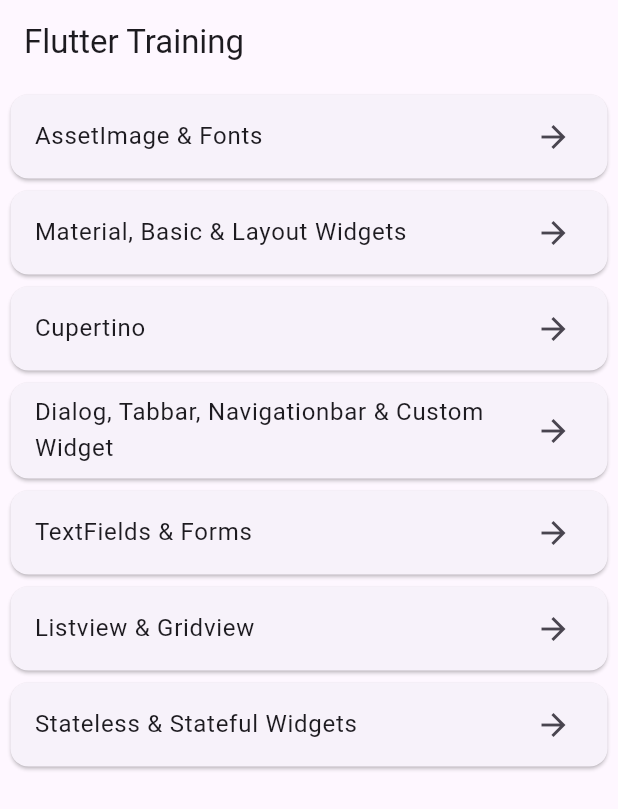
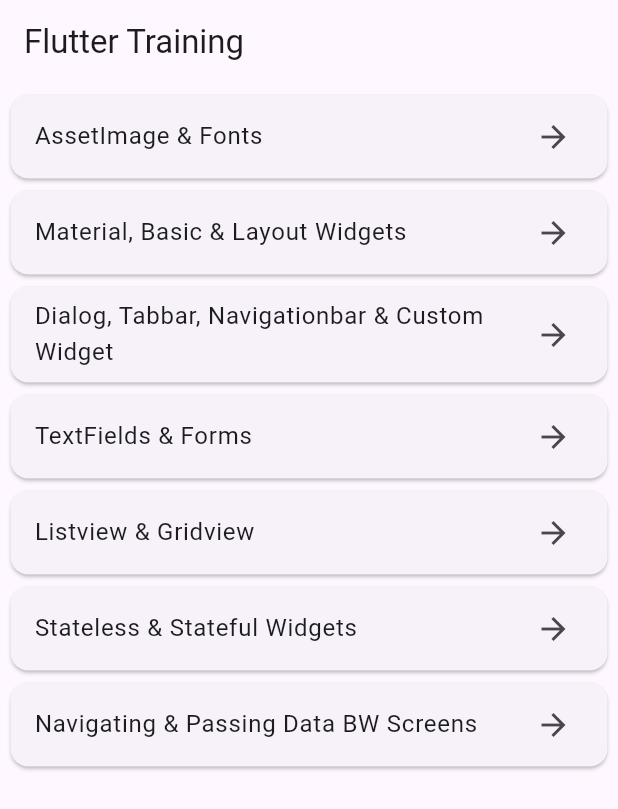
Before and after one commit to lalan-desai-28/Flutter-Trainee-2025, a Flutter app: the screen it shows after launch, on a phone screen of 412 x 824 dp. Shown: the top 809 px of the screen. Run offline on Flutter 3.47's test engine with Material 3 defaults, Android fonts, the light colour scheme and no system bars; our stand-ins replace file_picker.

Commit message:
All tasks of navigation and passing data bw screens with code refactor

```diff
--- a/lib/main.dart
+++ b/lib/main.dart
@@ -1,19 +1,6 @@
 import 'package:flutter/material.dart';
-import 'package:flutter_trainee_2025/screens/main_screen.dart';
+import 'package:flutter_trainee_2025/main_app.dart';
 
 void main() {
-  runApp(const MyApp());
+  runApp(const MainApp());
 }
-
-class MyApp extends StatelessWidget {
-  const MyApp({super.key});
-
-  @override
-  Widget build(BuildContext context) {
-    return MaterialApp(
-      debugShowCheckedModeBanner: false,
-      title: 'Flutter Trainee 2025',
-      home: const MainScreen(),
-    );
-  }
-}
--- /dev/null
+++ b/lib/main_app.dart
@@ -0,0 +1,48 @@
+import 'package:flutter/material.dart';
+import 'package:flutter_trainee_2025/screens/asset_images_and_fonts/asset_image_fonts_task_screen.dart';
+import 'package:flutter_trainee_2025/screens/dialog_tabbar_navigationbar_custom_widgets/dialog_tabbar_navigationbar_csutom_widget_task_screen.dart';
+import 'package:flutter_trainee_2025/screens/listview_and_gridview/listview_gridview_task_screen.dart';
+import 'package:flutter_trainee_2025/screens/main_screen.dart';
+import 'package:flutter_trainee_2025/screens/material_basic_and_layout_widgets/material_basic_layout_widgets_task_screen.dart';
+import 'package:flutter_trainee_2025/screens/navigating_and_passing_data_bw_screens/navigation_data_pass_task_screen.dart';
+import 'package:flutter_trainee_2025/screens/navigating_and_passing_data_bw_screens/nested_a_screen.dart';
+import 'package:flutter_trainee_2025/screens/navigating_and_passing_data_bw_screens/nested_b_screen.dart';
+import 'package:flutter_trainee_2025/screens/navigating_and_passing_data_bw_screens/pass_data_screen.dart';
+import 'package:flutter_trainee_2025/screens/navigating_and_passing_data_bw_screens/push_named_screen.dart';
+import 'package:flutter_trainee_2025/screens/stateless_and_stateful_widgets/stateless_and_stateful_widgets_task_screen.dart';
+import 'package:flutter_trainee_2025/screens/textfields_and_forms/textfields_forms_task_screen.dart';
+
+class MainApp extends StatelessWidget {
+  const MainApp({super.key});
+
+  Map<String, WidgetBuilder> _getRoutes(BuildContext context) {
+    return {
+      "/": (context) => const MainScreen(),
+      "/assetimages_and_fonts": (context) => const AssetImageFontsTaskScreen(),
+      "/material_basic_layout_widgets":
+          (context) => const MaterialBasicLayoutWidgetsTaskScreen(),
+      "/dialog_tabbar_navigationbar_custom_widget":
+          (context) => const DialogTabbarNavigationbarCsutomWidgetTaskScreen(),
+      "/textfields_forms": (context) => const TextfieldsFormsTaskScreen(),
+      "/listview_and_gridview":
+          (context) => const ListviewAndGridviewTaskScreen(),
+      "/stateless_stateful_widgets":
+          (context) => const StatelessAndStatefulWidgetsTaskScreen(),
+      "/navigation_data_pass_bw_screens":
+          (context) => const NavigationDataPassTaskScreen(),
+      "/push_named": (context) => const PushNamedScreen(),
+      "/nested_a_screen": (context) => const NestedAScreen(),
+      "/nested_b_screen": (context) => const NestedBScreen(),
+      "/pass_data_screen": (context) => const PassDataScreen(),
+    };
+  }
+
+  @override
+  Widget build(BuildContext context) {
+    return MaterialApp(
+      debugShowCheckedModeBanner: false,
+      title: 'Flutter Trainee 2025',
+      routes: _getRoutes(context),
+    );
+  }
+}
--- a/lib/screens/main_screen.dart
+++ b/lib/screens/main_screen.dart
@@ -1,11 +1,4 @@
 import 'package:flutter/material.dart';
-import 'package:flutter_trainee_2025/screens/asset_images_and_fonts/asset_image_fonts_task_screen.dart';
-import 'package:flutter_trainee_2025/screens/cupertino/cupertino_task_screen.dart';
-import 'package:flutter_trainee_2025/screens/dialog_tabbar_navigationbar_custom_widgets/dialog_tabbar_navigationbar_csutom_widget_task_screen.dart';
-import 'package:flutter_trainee_2025/screens/listview_and_gridview/listview_gridview_task_screen.dart';
-import 'package:flutter_trainee_2025/screens/material_basic_and_layout_widgets/material_basic_layout_widgets_task_screen.dart';
-import 'package:flutter_trainee_2025/screens/stateless_and_stateful_widgets/stateless_and_stateful_widgets_task_screen.dart';
-import 'package:flutter_trainee_2025/screens/textfields_and_forms/textfields_forms_task_screen.dart';
 import 'package:flutter_trainee_2025/widgets/task_button_widget.dart';
 
 class MainScreen extends StatelessWidget {
@@ -17,34 +10,45 @@
       appBar: AppBar(title: Text("Flutter Training")),
       body: Padding(
         padding: const EdgeInsets.all(3.0),
+        child: SingleChildScrollView(
           child: Column(
             children: [
               TaskButton(
                 title: "AssetImage & Fonts",
-              taskScreen: AssetImageFontsTaskScreen(),
+                routePath: "/assetimages_and_fonts",
               ),
+
               TaskButton(
                 title: "Material, Basic & Layout Widgets",
-              taskScreen: MaterialBasicLayoutWidgetsTaskScreen(),
+                routePath: "/material_basic_layout_widgets",
               ),
-            TaskButton(title: "Cupertino", taskScreen: CupertinoTaskScreen()),
+
               TaskButton(
                 title: "Dialog, Tabbar, Navigationbar & Custom Widget",
-              taskScreen: DialogTabbarNavigationbarCsutomWidgetTaskScreen(),
+                routePath: "/dialog_tabbar_navigationbar_custom_widget",
               ),
+
               TaskButton(
                 title: "TextFields & Forms",
-              taskScreen: TextfieldsFormsTaskScreen(),
+                routePath: "/textfields_forms",
               ),
+
               TaskButton(
                 title: "Listview & Gridview",
-              taskScreen: ListviewAndGridviewTaskScreen(),
+                routePath: "/listview_and_gridview",
               ),
+
               TaskButton(
                 title: "Stateless & Stateful Widgets",
-              taskScreen: StatelessAndStatefulWidgetsTaskScreen(),
+                routePath: "/stateless_stateful_widgets",
+              ),
+
+              TaskButton(
+                title: "Navigating & Passing Data BW Screens",
+                routePath: "/navigation_data_pass_bw_screens",
               ),
             ],
+          ),
         ),
       ),
     );
--- a/lib/widgets/task_button_widget.dart
+++ b/lib/widgets/task_button_widget.dart
@@ -2,17 +2,15 @@
 
 class TaskButton extends StatelessWidget {
   final String title;
-  final Widget taskScreen;
-  const TaskButton({super.key, required this.title, required this.taskScreen});
+  final String routePath;
+  const TaskButton({super.key, required this.title, required this.routePath});
 
   @override
   Widget build(BuildContext context) {
     return Card(
       child: ListTile(
         onTap: () {
-          Navigator.of(
-            context,
-          ).push(MaterialPageRoute(builder: (context) => taskScreen));
+          Navigator.of(context).pushNamed(routePath);
         },
         title: Text(title),
         trailing: Icon(Icons.arrow_forward),
```
Also changed, not shown: lib/screens/navigating_and_passing_data_bw_screens/navigation_data_pass_task_screen.dart (added, +93 -0 lines), lib/screens/navigating_and_passing_data_bw_screens/nested_a_screen.dart (added, +41 -0 lines), lib/screens/navigating_and_passing_data_bw_screens/nested_b_screen.dart (added, +44 -0 lines), lib/screens/navigating_and_passing_data_bw_screens/normal_push_screen.dart (added, +26 -0 lines), lib/screens/navigating_and_passing_data_bw_screens/pass_data_screen.dart (added, +35 -0 lines), lib/screens/navigating_and_passing_data_bw_screens/push_named_screen.dart (added, +23 -0 lines), 1 other file. Lines whose indentation alone changed are shown as unchanged.
